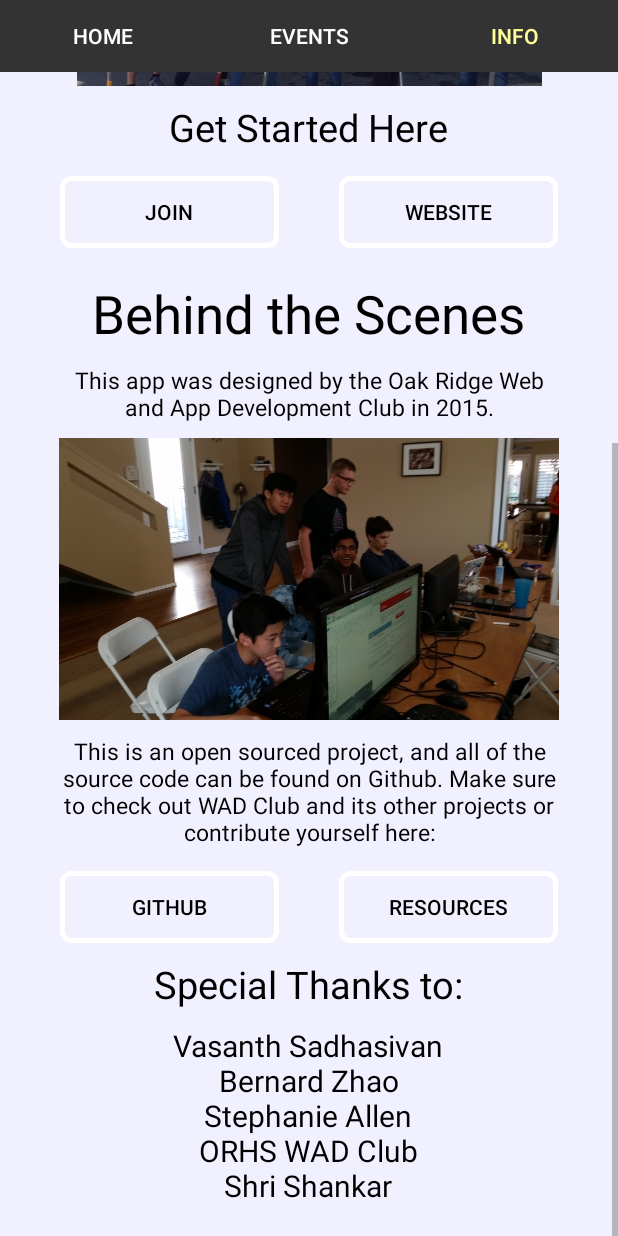
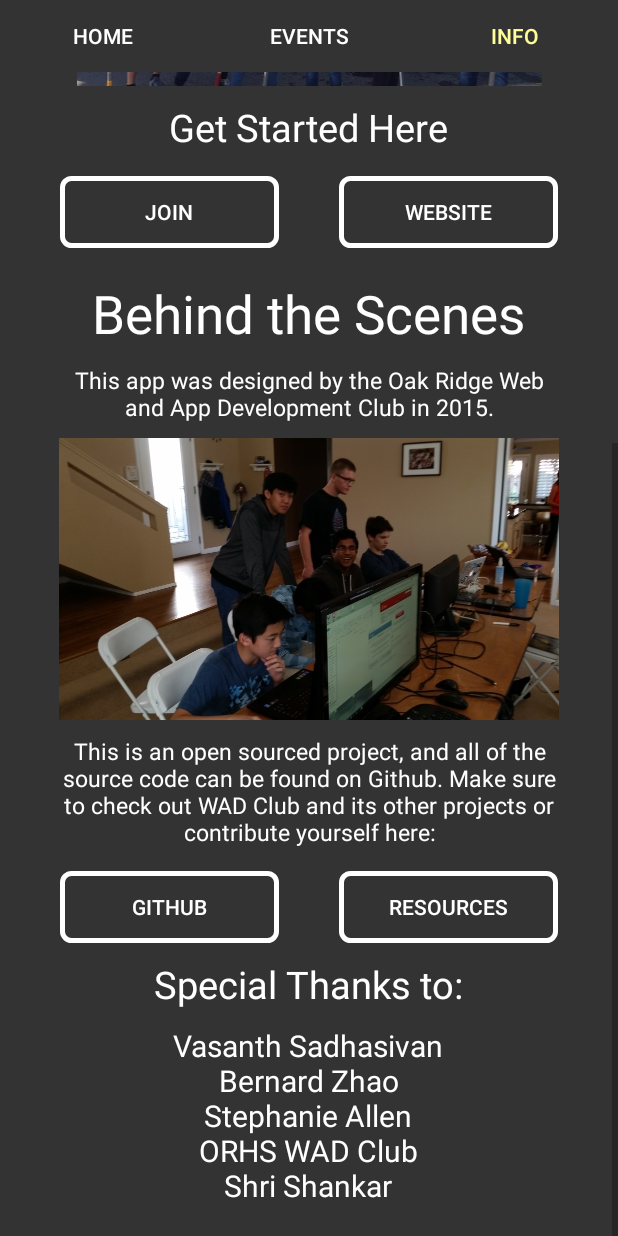
Before and after one commit to VasanthSadhasivan/ORHS-Interact, an Android app: the Info screen opened directly, with no data from a screen before it, scrolled down 363 dp, on a phone screen of 412 x 824 dp. Run offline under Robolectric (Android 15) with nearby library versions, the phone set to English and light mode, and no system bars; 2 statements that could not run were skipped.

Commit message:
AYY DONE BB

```diff
--- a/InteractApp/app/src/main/java/com/teacupofcode/dev/interactapp/Info.java
+++ b/InteractApp/app/src/main/java/com/teacupofcode/dev/interactapp/Info.java
@@ -4,6 +4,7 @@ import java.lang.*;
 
 import android.app.Activity;
 import android.content.Intent;
+import android.media.MediaPlayer;
 import android.net.Uri;
 import android.os.Bundle;
 import android.view.View;
@@ -13,7 +14,7 @@ import android.widget.ImageView;
  * Created by Vasanth Sadhasivan on 10/26/2015.
  */
 public class Info extends Activity {
-
+    MediaPlayer mPlayer;
     String name; //string name
     String email;
     int counter = 0;
@@ -27,6 +28,7 @@ public class Info extends Activity {
         name = intentData.getString("Name");
         email = intentData.getString("Email");
         img= (ImageView) findViewById(R.id.aboutWAAD);
+        mPlayer = MediaPlayer.create(this,R.raw.tonymontana);
     }
 
     public void infoClickedInfo(View view) {
@@ -74,6 +76,7 @@ public class Info extends Activity {
     public void aboutClickedInfo (View view) {
         counter++;
         if (counter>9) {
+            mPlayer.start();
             img.setImageResource(R.mipmap.aboutwaad);
         }
     }
--- a/InteractApp/app/src/main/res/layout/info.xml
+++ b/InteractApp/app/src/main/res/layout/info.xml
@@ -58,6 +58,7 @@
         android:layout_width="match_parent"
         android:layout_height="fill_parent">
     <LinearLayout
+        android:background="@color/bottomborder"
         android:layout_width="match_parent"
         android:layout_height="0dp"
         android:orientation="vertical">
@@ -69,7 +70,7 @@
             android:layout_gravity="center_horizontal"
             android:layout_marginTop="15dp"
             android:textSize="35sp"
-            android:textColor="@color/text"
+            android:textColor="#ffffff"
             android:id="@+id/header" />
         <TextView
             android:layout_width="wrap_content"
@@ -80,7 +81,7 @@
             android:layout_marginLeft="40dp"
             android:layout_marginRight="40dp"
             android:textSize="15sp"
-            android:textColor="@color/text"
+            android:textColor="#ffffff"
             android:id="@+id/description" />
 
         <ImageView
@@ -101,7 +102,7 @@
             android:layout_marginLeft="40dp"
             android:layout_marginRight="40dp"
             android:textSize="25sp"
-            android:textColor="@color/text"
+            android:textColor="#ffffff"
             android:id="@+id/getstarted" />
 
         <LinearLayout
@@ -122,7 +123,7 @@
                 android:layout_gravity="center"
                 android:id="@+id/joinbutton"
                 android:onClick="joinClickedInfo"
-                android:textColor="@android:color/black"
+                android:textColor="#ffffff"
                 android:background="@drawable/buttons" />
 
         <Button
@@ -135,7 +136,7 @@
             android:layout_gravity="center"
             android:id="@+id/websitebutton"
             android:onClick="websiteClickedInfo"
-            android:textColor="@android:color/black"
+            android:textColor="#ffffff"
             android:background="@drawable/buttons" />
 
         </LinearLayout>
@@ -146,7 +147,7 @@
             android:layout_gravity="center_horizontal"
             android:layout_marginTop="20dp"
             android:textSize="35sp"
-            android:textColor="@color/text"
+            android:textColor="#ffffff"
             android:id="@+id/header2" />
         <TextView
             android:layout_width="wrap_content"
@@ -157,7 +158,7 @@
             android:layout_marginLeft="40dp"
             android:layout_marginRight="40dp"
             android:textSize="15sp"
-            android:textColor="@color/text"
+            android:textColor="#ffffff"
             android:id="@+id/description2" />
 
         <ImageView
@@ -178,7 +179,7 @@
             android:layout_marginLeft="40dp"
             android:layout_marginRight="40dp"
             android:textSize="15sp"
-            android:textColor="@color/text"
+            android:textColor="#ffffff"
             android:id="@+id/links" />
         <LinearLayout
             android:layout_width="fill_parent"
@@ -198,7 +199,7 @@
                 android:layout_gravity="center"
                 android:id="@+id/githubbutton"
                 android:onClick="githubClickedInfo"
-                android:textColor="@android:color/black"
+                android:textColor="#ffffff"
                 android:background="@drawable/buttons" />
 
             <Button
@@ -211,7 +212,7 @@
                 android:layout_gravity="center"
                 android:id="@+id/rescourcesbutton"
                 android:onClick="resourcesClickedInfo"
-                android:textColor="@android:color/black"
+                android:textColor="#ffffff"
                 android:background="@drawable/buttons" />
 
         </LinearLayout>
@@ -225,7 +226,7 @@
             android:layout_marginLeft="40dp"
             android:layout_marginRight="40dp"
             android:textSize="25sp"
-            android:textColor="@color/text"
+            android:textColor="#ffffff"
             android:id="@+id/thanks" />
         <TextView
             android:layout_width="wrap_content"
@@ -238,7 +239,7 @@
             android:layout_marginRight="40dp"
             android:layout_marginBottom="20dp"
             android:textSize="20sp"
-            android:textColor="@color/text"
+            android:textColor="#ffffff"
             android:id="@+id/description3" />
 
     </LinearLayout>
```
